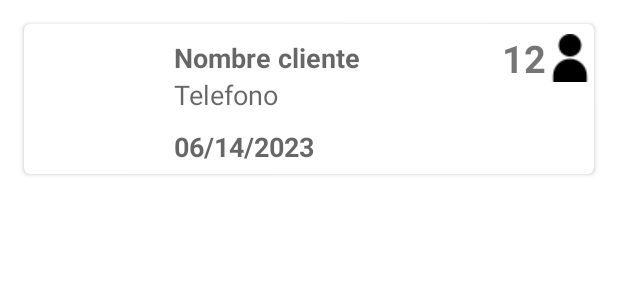
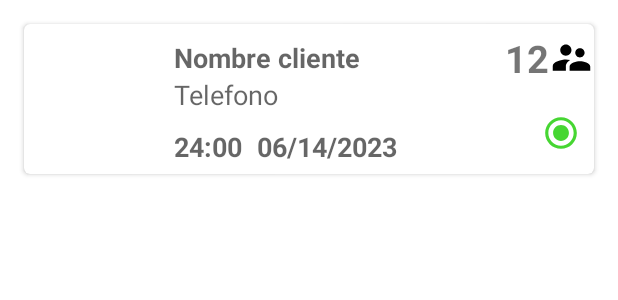
Before and after one commit to Samz685/ReserBuddy, an Android app: the layout cardview_reserva.xml on its own in the app's theme, with its tools: preview values and no code run, on a phone screen of 412 x 824 dp. Shown: the top 300 px of the screen. Run offline under Robolectric (Android 15) with nearby library versions, the phone set to English and light mode, and no system bars.

Commit message:
Modificando cardView Reserva

```diff
--- /dev/null
+++ b/app/src/main/res/drawable/ic_gente.xml
@@ -0,0 +1,5 @@
+<vector android:height="30dp" android:tint="#000000"
+    android:viewportHeight="24" android:viewportWidth="24"
+    android:width="30dp" xmlns:android="http://schemas.android.com/apk/res/android">
+    <path android:fillColor="@android:color/white" android:pathData="M16.5,12c1.38,0 2.49,-1.12 2.49,-2.5S17.88,7 16.5,7C15.12,7 14,8.12 14,9.5s1.12,2.5 2.5,2.5zM9,11c1.66,0 2.99,-1.34 2.99,-3S10.66,5 9,5C7.34,5 6,6.34 6,8s1.34,3 3,3zM16.5,14c-1.83,0 -5.5,0.92 -5.5,2.75L11,19h11v-2.25c0,-1.83 -3.67,-2.75 -5.5,-2.75zM9,13c-2.33,0 -7,1.17 -7,3.5L2,19h7v-2.25c0,-0.85 0.33,-2.34 2.37,-3.47C10.5,13.1 9.66,13 9,13z"/>
+</vector>
--- /dev/null
+++ b/app/src/main/res/drawable/ic_ok.xml
@@ -0,0 +1,5 @@
+<vector android:height="24dp" android:tint="#46D632"
+    android:viewportHeight="24" android:viewportWidth="24"
+    android:width="24dp" xmlns:android="http://schemas.android.com/apk/res/android">
+    <path android:fillColor="@android:color/white" android:pathData="M12,7c-2.76,0 -5,2.24 -5,5s2.24,5 5,5 5,-2.24 5,-5 -2.24,-5 -5,-5zM12,2C6.48,2 2,6.48 2,12s4.48,10 10,10 10,-4.48 10,-10S17.52,2 12,2zM12,20c-4.42,0 -8,-3.58 -8,-8s3.58,-8 8,-8 8,3.58 8,8 -3.58,8 -8,8z"/>
+</vector>
--- a/app/src/main/res/layout/cardview_reserva.xml
+++ b/app/src/main/res/layout/cardview_reserva.xml
@@ -11,20 +11,17 @@
     card-view:cardBackgroundColor="#FFFFFF"
     card-view:cardCornerRadius="4dp">
 
-    <TextView
-        android:id="@+id/tvHora"
-        android:layout_width="100dp"
-        android:layout_height="wrap_content"
-        android:textSize="30dp"
-        android:textAlignment="center"
-        android:layout_gravity="bottom"/>
+
     <ImageView
         android:id="@+id/ivReserva"
-        android:layout_width="100dp"
-        android:layout_height="100dp"
+        android:layout_width="70dp"
+        android:layout_height="70dp"
         android:clickable="true"
         android:focusable="true"
-        android:foreground="?android:attr/selectableItemBackground" />
+        android:foreground="?android:attr/selectableItemBackground"
+        android:layout_marginStart="15dp"
+        android:layout_marginTop="15dp"
+        />
 
 
 
@@ -33,12 +30,23 @@
         android:layout_width="wrap_content"
         android:layout_height="wrap_content"
         android:layout_gravity="top|right"
-        android:drawableEnd="@drawable/usuario"
+        android:drawableEnd="@drawable/ic_gente"
         android:layout_marginLeft="5dp"
         android:layout_marginTop="5dp"
         android:text="12"
         android:textStyle="bold"
         android:textSize="25dp"/>
+
+    <ImageView
+        android:id="@+id/ivEstado"
+        android:layout_width="25dp"
+        android:layout_height="25dp"
+        android:clickable="true"
+        android:focusable="true"
+        android:foreground="@drawable/ic_ok"
+        android:layout_marginStart="345dp"
+        android:layout_marginTop="60dp"
+        />
 
     <LinearLayout
         android:layout_width="wrap_content"
@@ -62,14 +70,32 @@
             android:hint="Telefono"
             android:textSize="18dp"/>
 
+    <LinearLayout
+        android:layout_width="wrap_content"
+        android:layout_height="wrap_content"
+        android:orientation="horizontal"
+        android:layout_marginTop="10dp">
+
+        <TextView
+            android:id="@+id/tvHora"
+            android:layout_width="match_parent"
+            android:layout_height="wrap_content"
+            android:hint="24:00"
+            android:textStyle="bold"
+            android:textSize="18sp" />
+
         <TextView
             android:id="@+id/tvFechaReserva"
-            android:layout_width="wrap_content"
+            android:layout_width="match_parent"
             android:layout_height="wrap_content"
-            android:layout_marginTop="10dp"
+            android:layout_marginStart="10dp"
             android:hint="06/14/2023"
             android:textStyle="bold"
-            android:textSize="18dp"/>
+            android:textSize="18sp"/>
+
+
+
+        </LinearLayout>
 
 <!--        <TextView-->
 <!--            android:id="@+id/tvUbicacion"-->
```
